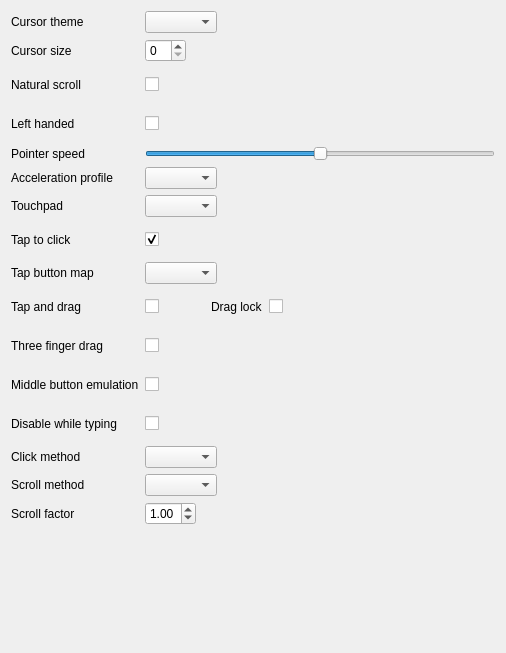
First picture: the form in src/mouse.ui, repository labwc/labwc-tweaks, before the edit.
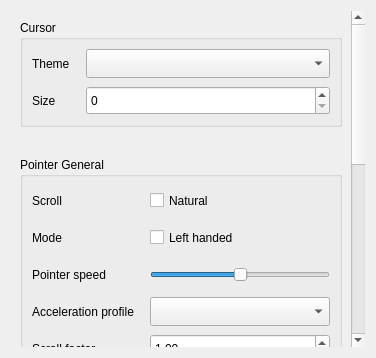
Second picture: the form after the edit.

Commit message:
mouse.ui: split contents into three group boxes
...cursor, pointer-general, and touchpad.

Also set minimum row height to 29 for a consistent and slightly spaced
out look.

Patch:
```diff
--- a/src/mouse.ui
+++ b/src/mouse.ui
@@ -2,78 +2,145 @@
 <ui version="4.0">
  <class>pageMouse</class>
  <widget class="QWidget" name="pageMouse">
-  <property name="geometry">
-   <rect>
-    <x>0</x>
-    <y>0</y>
-    <width>506</width>
-    <height>653</height>
-   </rect>
-  </property>
-  <layout class="QGridLayout" name="gridLayout" columnstretch="0,0,0,0,1">
-   <item row="0" column="0" alignment="Qt::AlignmentFlag::AlignLeft">
+
+  <layout class="QVBoxLayout" name="verticalLayout">
+   <item>
+    <widget class="QScrollArea" name="scrollArea">
+     <property name="frameShape">
+      <enum>QFrame::Shape::NoFrame</enum>
+     </property>
+     <property name="widgetResizable">
+      <bool>true</bool>
+     </property>
+     <widget class="QWidget" name="scrollAreaWidgetContents">
+      <layout class="QVBoxLayout" name="verticalLayout_2">
+       <property name="spacing">
+        <number>30</number>
+       </property>
+       <!-- Group Box - Cursor -->
+       <item>
+        <widget class="QGroupBox" name="groupBox_cursor">
+         <property name="title">
+          <string>Cursor</string>
+         </property>
+         <layout class="QGridLayout" name="gridLayout_cursor" columnstretch="0,1">
+          <property name="horizontalSpacing">
+           <number>16</number>
+          </property>
+          <property name="verticalSpacing">
+           <number>8</number>
+          </property>
+          <item row="0" column="0">
     <widget class="QLabel" name="label_3">
      <property name="text">
-      <string>Cursor theme</string>
+             <string>Theme</string>
      </property>
     </widget>
    </item>
-   <item row="0" column="1" colspan="4" alignment="Qt::AlignmentFlag::AlignLeft">
-    <widget class="QComboBox" name="cursorTheme"/>
-   </item>
-   <item row="1" column="0" alignment="Qt::AlignmentFlag::AlignLeft">
+          <item row="0" column="1">
+           <widget class="QComboBox" name="cursorTheme">
+            <property name="minimumSize">
+             <size>
+              <width>0</width>
+              <height>29</height>
+             </size>
+            </property>
+           </widget>
+          </item>
+          <item row="1" column="0">
     <widget class="QLabel" name="label_4">
      <property name="text">
-      <string>Cursor size</string>
+             <string>Size</string>
      </property>
     </widget>
    </item>
-   <item row="1" column="1" colspan="4" alignment="Qt::AlignmentFlag::AlignLeft">
-    <widget class="QSpinBox" name="cursorSize"/>
-   </item>
-   <item row="2" column="0" alignment="Qt::AlignmentFlag::AlignLeft">
+          <item row="1" column="1">
+           <widget class="QSpinBox" name="cursorSize">
+            <property name="minimumSize">
+             <size>
+              <width>0</width>
+              <height>29</height>
+             </size>
+            </property>
+           </widget>
+          </item>
+         </layout>
+        </widget>
+       </item>
+       <!-- Group Box - Pointer General -->
+       <item>
+        <widget class="QGroupBox" name="groupBox_pointerGeneral">
+         <property name="title">
+          <string>Pointer General</string>
+         </property>
+         <layout class="QGridLayout" name="gridLayout_general" columnstretch="0,1">
+          <property name="horizontalSpacing">
+           <number>16</number>
+          </property>
+          <property name="verticalSpacing">
+           <number>8</number>
+          </property>
+          <item row="0" column="0">
     <widget class="QLabel" name="label_5">
      <property name="text">
-      <string>Natural scroll</string>
+             <string>Scroll</string>
      </property>
     </widget>
    </item>
-   <item row="2" column="1" colspan="4" alignment="Qt::AlignmentFlag::AlignLeft">
+          <item row="0" column="1">
     <widget class="QCheckBox" name="naturalScroll">
      <property name="minimumSize">
       <size>
        <width>0</width>
-       <height>33</height>
-      </size>
-     </property>
-    </widget>
-   </item>
-   <item row="3" column="0" alignment="Qt::AlignmentFlag::AlignLeft">
+              <height>29</height>
+             </size>
+            </property>
+            <property name="text">
+             <string>Natural</string>
+            </property>
+           </widget>
+          </item>
+          <item row="1" column="0">
     <widget class="QLabel" name="label_leftHanded">
      <property name="text">
-      <string>Left handed</string>
+             <string>Mode</string>
      </property>
     </widget>
    </item>
-   <item row="3" column="1" colspan="4" alignment="Qt::AlignmentFlag::AlignLeft">
+          <item row="1" column="1">
     <widget class="QCheckBox" name="leftHanded">
      <property name="minimumSize">
       <size>
        <width>0</width>
-       <height>33</height>
-      </size>
-     </property>
-    </widget>
-   </item>
-   <item row="4" column="0" alignment="Qt::AlignmentFlag::AlignLeft">
+              <height>29</height>
+             </size>
+            </property>
+            <property name="text">
+             <string>Left handed</string>
+            </property>
+           </widget>
+          </item>
+          <item row="2" column="0">
     <widget class="QLabel" name="label_pointerSpeed">
+            <property name="minimumSize">
+             <size>
+              <width>0</width>
+              <height>29</height>
+             </size>
+            </property>
      <property name="text">
       <string>Pointer speed</string>
      </property>
     </widget>
    </item>
-   <item row="4" column="1" colspan="4">
+          <item row="2" column="1">
     <widget class="QSlider" name="pointerSpeed">
+            <property name="minimumSize">
+             <size>
+              <width>0</width>
+              <height>29</height>
+             </size>
+            </property>
      <property name="minimum">
       <number>-10</number>
      </property>
@@ -88,39 +155,100 @@
      </property>
     </widget>
    </item>
-   <item row="5" column="0" alignment="Qt::AlignmentFlag::AlignLeft">
+          <item row="3" column="0">
     <widget class="QLabel" name="label_accelProfile">
+            <property name="minimumSize">
+             <size>
+              <width>0</width>
+              <height>29</height>
+             </size>
+            </property>
      <property name="text">
       <string>Acceleration profile</string>
      </property>
     </widget>
    </item>
-   <item row="5" column="1" colspan="4" alignment="Qt::AlignmentFlag::AlignLeft">
-    <widget class="QComboBox" name="accelProfile"/>
-   </item>
-   <item row="6" column="0" alignment="Qt::AlignmentFlag::AlignLeft">
+          <item row="3" column="1">
+           <widget class="QComboBox" name="accelProfile">
+            <property name="minimumSize">
+             <size>
+              <width>0</width>
+              <height>29</height>
+             </size>
+            </property>
+           </widget>
+          </item>
+          <item row="4" column="0">
+           <widget class="QLabel" name="label_scrollFactor">
+            <property name="text">
+             <string>Scroll factor</string>
+            </property>
+           </widget>
+          </item>
+          <item row="4" column="1">
+           <widget class="QDoubleSpinBox" name="scrollFactor">
+            <property name="minimumSize">
+             <size>
+              <width>0</width>
+              <height>29</height>
+             </size>
+            </property>
+            <property name="decimals">
+             <number>2</number>
+            </property>
+            <property name="minimum">
+             <double>0.100000000000000</double>
+            </property>
+            <property name="maximum">
+             <double>5.000000000000000</double>
+            </property>
+            <property name="singleStep">
+             <double>0.100000000000000</double>
+            </property>
+            <property name="value">
+             <double>1.000000000000000</double>
+            </property>
+           </widget>
+          </item>
+         </layout>
+        </widget>
+       </item>
+       <!-- Group Box - Touchpad -->
+       <item>
+        <widget class="QGroupBox" name="groupBox_touchpad">
+         <property name="title">
+          <string>Touchpad</string>
+         </property>
+         <layout class="QGridLayout" name="gridLayout_touchpad" columnstretch="0,0,0,0,1">
+          <property name="horizontalSpacing">
+           <number>16</number>
+          </property>
+          <property name="verticalSpacing">
+           <number>8</number>
+          </property>
+          <item row="1" column="0" alignment="Qt::AlignmentFlag::AlignLeft">
     <widget class="QLabel" name="label_sendEventsMode">
      <property name="text">
       <string>Touchpad</string>
      </property>
     </widget>
    </item>
-   <item row="6" column="1" colspan="4" alignment="Qt::AlignmentFlag::AlignLeft">
+          <item row="1" column="1" colspan="4" alignment="Qt::AlignmentFlag::AlignLeft">
     <widget class="QComboBox" name="sendEventsMode"/>
    </item>
-   <item row="7" column="0" alignment="Qt::AlignmentFlag::AlignLeft">
+          <item row="2" column="0" alignment="Qt::AlignmentFlag::AlignLeft">
     <widget class="QLabel" name="label_tap">
      <property name="text">
       <string>Tap to click</string>
      </property>
     </widget>
    </item>
-   <item row="7" column="1" colspan="4" alignment="Qt::AlignmentFlag::AlignLeft">
+          <item row="2" column="1" colspan="4" alignment="Qt::AlignmentFlag::AlignLeft">
     <widget class="QCheckBox" name="tap">
      <property name="minimumSize">
       <size>
        <width>0</width>
-       <height>33</height>
+              <height>29</height>
       </size>
      </property>
      <property name="checked">
@@ -128,34 +256,34 @@
      </property>
     </widget>
    </item>
-   <item row="8" column="0" alignment="Qt::AlignmentFlag::AlignLeft">
+          <item row="3" column="0" alignment="Qt::AlignmentFlag::AlignLeft">
     <widget class="QLabel" name="label_tapButtonMap">
      <property name="text">
       <string>Tap button map</string>
      </property>
     </widget>
    </item>
-   <item row="8" column="1" colspan="4" alignment="Qt::AlignmentFlag::AlignLeft">
+          <item row="3" column="1" colspan="4" alignment="Qt::AlignmentFlag::AlignLeft">
     <widget class="QComboBox" name="tapButtonMap"/>
    </item>
-   <item row="9" column="0" alignment="Qt::AlignmentFlag::AlignLeft">
+          <item row="4" column="0" alignment="Qt::AlignmentFlag::AlignLeft">
     <widget class="QLabel" name="label_tapAndDrag">
      <property name="text">
       <string>Tap and drag</string>
      </property>
     </widget>
    </item>
-   <item row="9" column="1" alignment="Qt::AlignmentFlag::AlignLeft">
+          <item row="4" column="1" alignment="Qt::AlignmentFlag::AlignLeft">
     <widget class="QCheckBox" name="tapAndDrag">
      <property name="minimumSize">
       <size>
        <width>0</width>
-       <height>33</height>
+              <height>29</height>
       </size>
      </property>
     </widget>
    </item>
-   <item row="9" column="2">
+          <item row="4" column="2">
     <spacer name="horizontalSpacer">
      <property name="orientation">
       <enum>Qt::Orientation::Horizontal</enum>
@@ -168,121 +296,95 @@
      </property>
     </spacer>
    </item>
-   <item row="9" column="3" alignment="Qt::AlignmentFlag::AlignRight">
+          <item row="4" column="3" alignment="Qt::AlignmentFlag::AlignRight">
     <widget class="QLabel" name="label_dragLock">
      <property name="text">
       <string>Drag lock</string>
      </property>
     </widget>
    </item>
-   <item row="9" column="4" alignment="Qt::AlignmentFlag::AlignLeft">
+          <item row="4" column="4" alignment="Qt::AlignmentFlag::AlignLeft">
     <widget class="QCheckBox" name="dragLock">
      <property name="minimumSize">
       <size>
        <width>0</width>
-       <height>33</height>
+              <height>29</height>
       </size>
      </property>
     </widget>
    </item>
-   <item row="10" column="0" alignment="Qt::AlignmentFlag::AlignLeft">
+          <item row="5" column="0" alignment="Qt::AlignmentFlag::AlignLeft">
     <widget class="QLabel" name="label_threeFingerDrag">
      <property name="text">
       <string>Three finger drag</string>
      </property>
     </widget>
    </item>
-   <item row="10" column="1" colspan="4" alignment="Qt::AlignmentFlag::AlignLeft">
+          <item row="5" column="1" colspan="4" alignment="Qt::AlignmentFlag::AlignLeft">
     <widget class="QCheckBox" name="threeFingerDrag">
      <property name="minimumSize">
       <size>
        <width>0</width>
-       <height>33</height>
+              <height>29</height>
       </size>
      </property>
     </widget>
    </item>
-   <item row="11" column="0" alignment="Qt::AlignmentFlag::AlignLeft">
+          <item row="6" column="0" alignment="Qt::AlignmentFlag::AlignLeft">
     <widget class="QLabel" name="label_middleEmulation">
      <property name="text">
       <string>Middle button emulation</string>
      </property>
     </widget>
    </item>
-   <item row="11" column="1" colspan="4" alignment="Qt::AlignmentFlag::AlignLeft">
+          <item row="6" column="1" colspan="4" alignment="Qt::AlignmentFlag::AlignLeft">
     <widget class="QCheckBox" name="middleEmulation">
      <property name="minimumSize">
       <size>
        <width>0</width>
-       <height>33</height>
+              <height>29</height>
       </size>
      </property>
     </widget>
    </item>
-   <item row="12" column="0" alignment="Qt::AlignmentFlag::AlignLeft">
+          <item row="7" column="0" alignment="Qt::AlignmentFlag::AlignLeft">
     <widget class="QLabel" name="label_disableWhileTyping">
      <property name="text">
       <string>Disable while typing</string>
      </property>
     </widget>
    </item>
-   <item row="12" column="1" colspan="4" alignment="Qt::AlignmentFlag::AlignLeft">
+          <item row="7" column="1" colspan="4" alignment="Qt::AlignmentFlag::AlignLeft">
     <widget class="QCheckBox" name="disableWhileTyping">
      <property name="minimumSize">
       <size>
        <width>0</width>
-       <height>33</height>
+              <height>29</height>
       </size>
      </property>
     </widget>
    </item>
-   <item row="13" column="0" alignment="Qt::AlignmentFlag::AlignLeft">
+          <item row="8" column="0" alignment="Qt::AlignmentFlag::AlignLeft">
     <widget class="QLabel" name="label_clickMethod">
      <property name="text">
       <string>Click method</string>
      </property>
     </widget>
    </item>
-   <item row="13" column="1" colspan="4" alignment="Qt::AlignmentFlag::AlignLeft">
+          <item row="8" column="1" colspan="4" alignment="Qt::AlignmentFlag::AlignLeft">
     <widget class="QComboBox" name="clickMethod"/>
    </item>
-   <item row="14" column="0" alignment="Qt::AlignmentFlag::AlignLeft">
+          <item row="9" column="0" alignment="Qt::AlignmentFlag::AlignLeft">
     <widget class="QLabel" name="label_scrollMethod">
      <property name="text">
       <string>Scroll method</string>
      </property>
     </widget>
    </item>
-   <item row="14" column="1" colspan="4" alignment="Qt::AlignmentFlag::AlignLeft">
+          <item row="9" column="1" colspan="4" alignment="Qt::AlignmentFlag::AlignLeft">
     <widget class="QComboBox" name="scrollMethod"/>
    </item>
-   <item row="15" column="0" alignment="Qt::AlignmentFlag::AlignLeft">
-    <widget class="QLabel" name="label_scrollFactor">
-     <property name="text">
-      <string>Scroll factor</string>
-     </property>
-    </widget>
-   </item>
-   <item row="15" column="1" colspan="4" alignment="Qt::AlignmentFlag::AlignLeft">
-    <widget class="QDoubleSpinBox" name="scrollFactor">
-     <property name="decimals">
-      <number>2</number>
-     </property>
-     <property name="minimum">
-      <double>0.100000000000000</double>
-     </property>
-     <property name="maximum">
-      <double>5.000000000000000</double>
-     </property>
-     <property name="singleStep">
-      <double>0.100000000000000</double>
-     </property>
-     <property name="value">
-      <double>1.000000000000000</double>
-     </property>
-    </widget>
-   </item>
-   <item row="16" column="1">
+          <item row="10" column="1">
     <spacer name="verticalSpacer">
      <property name="orientation">
       <enum>Qt::Orientation::Vertical</enum>
@@ -294,6 +396,13 @@
       </size>
      </property>
     </spacer>
+          </item>
+         </layout>
+        </widget>
+       </item>
+      </layout>
+     </widget>
+    </widget>
    </item>
   </layout>
  </widget>
```
Lines whose indentation alone changed are shown as unchanged.
